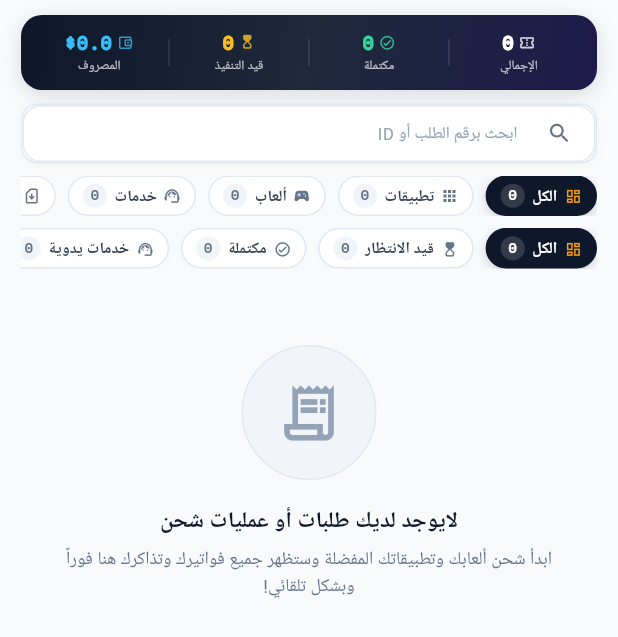
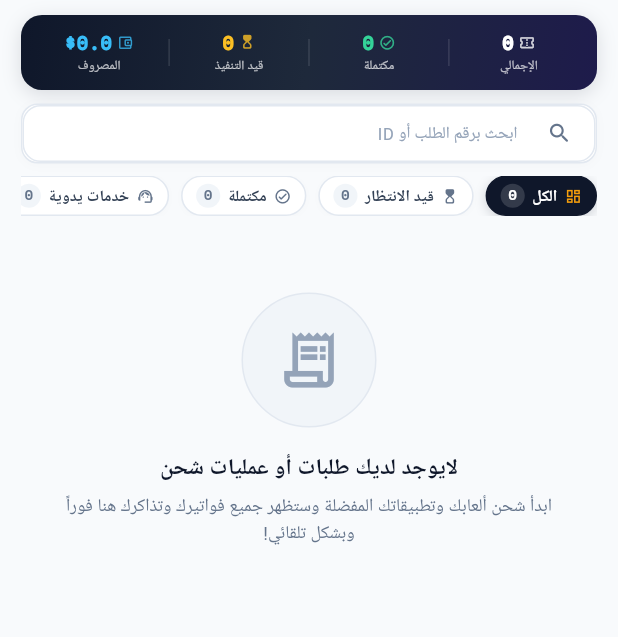
Before and after one commit to jihad2jtr/chargex_store, a Flutter app: the OrdersHistoryScreen screen opened directly, on a phone screen of 412 x 824 dp. Shown: the top 637 px of the screen. Run offline on Flutter 3.47's test engine with Material 3 defaults, Android fonts, the phone set to English and light mode, and no system bars; our stand-ins replace barcode_widget, firebase_core, firebase_messaging, google_fonts, image_picker, pdf and 3 more; accounts and stored records are empty; network calls fail; Roboto replaces fonts that are missing (Cairo).

Commit message:
refactor(user): remove service kind filter and unify order entries
- Remove the service kind filter and related UI chips from orders history screen
- Merge virtual number requests with order tickets in a single chronological list
- Update filtering logic to exclude type filtering, keeping only status and search filters
- Simplify _HistoryRow by removing kind property
- Remove all code handling kind-based counts and UI components
- Adjust tests to reflect removal of type filter and unified display of orders and numbers

```diff
--- a/mobile/lib/screens/user/orders_history_screen.dart
+++ b/mobile/lib/screens/user/orders_history_screen.dart
@@ -25,10 +25,6 @@ class OrdersHistoryScreen extends StatefulWidget {
 
 class _OrdersHistoryScreenState extends State<OrdersHistoryScreen> {
   String _selectedFilter = 'all';
-
-  /// فلتر نوع الخدمة: all / app / game / service / number — طبقة مستقلّة عن
-  /// فلتر الحالة، وفوقه شريط «الكل/قيد الانتظار/...» كما كان.
-  String _selectedKind = 'all';
   String _searchQuery = '';
   final TextEditingController _searchController = TextEditingController();
   Timer? _autoRefreshTimer;
@@ -156,14 +152,6 @@ class _OrdersHistoryScreenState extends State<OrdersHistoryScreen> {
         (a, b) =>
             (b.createdAt ?? DateTime(0)).compareTo(a.createdAt ?? DateTime(0)),
       );
-
-    // عدد كل نوع (بلا فلترة) لشريط الأنواع
-    final appCount = allOrders.where((o) => o.serviceKind == 'app').length;
-    final gameCount = allOrders.where((o) => o.serviceKind == 'game').length;
-    final serviceCount = allOrders
-        .where((o) => o.serviceKind == 'service')
-        .length;
-    final numberCount = numberHistory.length;
 
     // إبقاء العناصر بترتيبها الزمني المختلط: الطلبات والأرقام تُزمن معاً
     final entries = <_HistoryRow>[
@@ -255,17 +243,7 @@ class _OrdersHistoryScreenState extends State<OrdersHistoryScreen> {
             _buildSearchBar(),
             const SizedBox(height: 8),
 
-            // 3. Type filter (أرقام/تطبيقات/ألعاب/خدمات)
-            _buildKindChips(
-              totalCount: entries.length,
-              appCount: appCount,
-              gameCount: gameCount,
-              serviceCount: serviceCount,
-              numberCount: numberCount,
-            ),
-            const SizedBox(height: 8),
-
-            // 4. Tactile Filter Pills (الحالة)
+            // 3. Tactile Filter Pills (الحالة)
             _buildFilterChips(
               totalCount: allOrders.length,
               completedCount: completedCount,
@@ -275,7 +253,7 @@ class _OrdersHistoryScreenState extends State<OrdersHistoryScreen> {
             ),
             const SizedBox(height: 11),
 
-            // 5. Merged list or Empty State
+            // 4. Merged list or Empty State
             if (filtered.isEmpty)
               _buildEmptyState(entries.isEmpty)
             else
@@ -303,7 +281,7 @@ class _OrdersHistoryScreenState extends State<OrdersHistoryScreen> {
     );
   }
 
-  /// يطبّق فلتر الحالة + فلتر النوع + البحث على صف مدمج (طلب أو رقم)
+  /// يطبّق فلتر الحالة + البحث على صف مدمج (طلب أو رقم)
   bool _passesFilter(_HistoryRow row) {
     // 1. Status filter
     if (_selectedFilter != 'all') {
@@ -330,10 +308,7 @@ class _OrdersHistoryScreenState extends State<OrdersHistoryScreen> {
       }
     }
 
-    // 2. Type filter
-    if (_selectedKind != 'all' && row.kind != _selectedKind) return false;
-
-    // 3. Search query
+    // 2. Search query
     if (_searchQuery.trim().isNotEmpty) {
       final q = _searchQuery.trim().toLowerCase();
       if (row case _OrderHistoryRow(:final order)) {
@@ -1686,107 +1661,6 @@ class _OrdersHistoryScreenState extends State<OrdersHistoryScreen> {
   }
 
   // ===========================================================================
-  // TYPE FILTER — شريط الأنواع: الكل / تطبيقات / ألعاب / خدمات / أرقام
-  // الأرقام تُقرأ من مزود الأرقام، والبقية تُصنَّف من نوع التطبيق (appType)
-  // بحيث الاشتراكات واليدوي وكل بلا نوع يدخل تحت «خدمات».
-  // ===========================================================================
-  Widget _buildKindChips({
-    required int totalCount,
-    required int appCount,
-    required int gameCount,
-    required int serviceCount,
-    required int numberCount,
-  }) {
-    return SingleChildScrollView(
-      scrollDirection: Axis.horizontal,
-      physics: const BouncingScrollPhysics(),
-      child: Row(
-        children: [
-          _buildFilterChip('all', 'الكل', totalCount, Icons.dashboard_outlined),
-          const SizedBox(width: 8),
-          _buildKindChip('app', 'تطبيقات', appCount, Icons.apps_rounded),
-          const SizedBox(width: 8),
-          _buildKindChip('game', 'ألعاب', gameCount, Icons.sports_esports),
-          const SizedBox(width: 8),
-          _buildKindChip(
-            'service',
-            'خدمات',
-            serviceCount,
-            Icons.support_agent_outlined,
-          ),
-          const SizedBox(width: 8),
-          _buildKindChip(
-            'number',
-            'أرقام',
-            numberCount,
-            Icons.sim_card_download_outlined,
-          ),
-        ],
-      ),
-    );
-  }
-
-  Widget _buildKindChip(String key, String label, int count, IconData icon) {
-    final isSelected = _selectedKind == key;
-
-    return InkWell(
-      onTap: () => setState(() => _selectedKind = key),
-      borderRadius: BorderRadius.circular(16),
-      child: AnimatedContainer(
-        duration: const Duration(milliseconds: 180),
-        padding: const EdgeInsets.symmetric(horizontal: 9, vertical: 4.5),
-        decoration: BoxDecoration(
-          color: isSelected ? const Color(0xFF4338CA) : Colors.white,
-          borderRadius: BorderRadius.circular(16),
-          border: Border.all(
-            color: isSelected
-                ? const Color(0xFF4338CA)
-                : const Color(0xFFE2E8F0),
-            width: 1,
-          ),
-        ),
-        child: Row(
-          mainAxisSize: MainAxisSize.min,
-          children: [
-            Icon(
-              icon,
-              size: 12,
-              color: isSelected ? Colors.white : const Color(0xFF64748B),
-            ),
-            const SizedBox(width: 4),
-            Text(
-              label,
-              style: AppTypography.cairo(
-                fontSize: 10.5,
-                fontWeight: isSelected ? FontWeight.w800 : FontWeight.w600,
-                color: isSelected ? Colors.white : const Color(0xFF334155),
-              ),
-            ),
-            const SizedBox(width: 5),
-            Container(
-              padding: const EdgeInsets.symmetric(horizontal: 5, vertical: 1),
-              decoration: BoxDecoration(
-                color: isSelected
-                    ? Colors.white.withValues(alpha: 0.18)
-                    : const Color(0xFFF1F5F9),
-                borderRadius: BorderRadius.circular(9),
-              ),
-              child: Text(
-                '$count',
-                style: AppTypography.technicalCode(
-                  fontSize: 9.5,
-                  fontWeight: FontWeight.bold,
-                  color: isSelected ? Colors.white : const Color(0xFF64748B),
-                ),
-              ),
-            ),
-          ],
-        ),
-      ),
-    );
-  }
-
-  // ===========================================================================
   // NUMBER TICKET — تذكرة رقم وهمي مدمجة بنفس شكل تذاكر الطلبات
   // ===========================================================================
   String _numberTicketKey(VirtualNumberRequestModel r) =>
@@ -1809,7 +1683,8 @@ class _OrdersHistoryScreenState extends State<OrdersHistoryScreen> {
     String? icon = r.icon.isNotEmpty
         ? (r.icon.startsWith('assets/') ? r.icon : 'assets/icons/${r.icon}.png')
         : null;
-    icon ??= builtinIconAssetExact(r.icon) ??
+    icon ??=
+        builtinIconAssetExact(r.icon) ??
         builtinIconAssetForQuery(r.icon) ??
         builtinIconAssetForName(name) ??
         builtinIconAssetForName(r.service);
@@ -2183,9 +2058,6 @@ sealed class _HistoryRow {
   final DateTime at;
   const _HistoryRow(this.at);
 
-  /// نوع الصف لفلتر «أرقام/تطبيقات/ألعاب/خدمات»
-  String get kind;
-
   const factory _HistoryRow.order(OrderModel order, DateTime at) =
       _OrderHistoryRow;
 
@@ -2198,17 +2070,11 @@ sealed class _HistoryRow {
 class _OrderHistoryRow extends _HistoryRow {
   final OrderModel order;
   const _OrderHistoryRow(this.order, super.at);
-
-  @override
-  String get kind => order.serviceKind;
 }
 
 class _NumberHistoryRow extends _HistoryRow {
   final VirtualNumberRequestModel request;
   const _NumberHistoryRow(this.request, super.at);
-
-  @override
-  String get kind => 'number';
 }
 
 // =============================================================================
```
Also changed, not shown: 1 other file.
